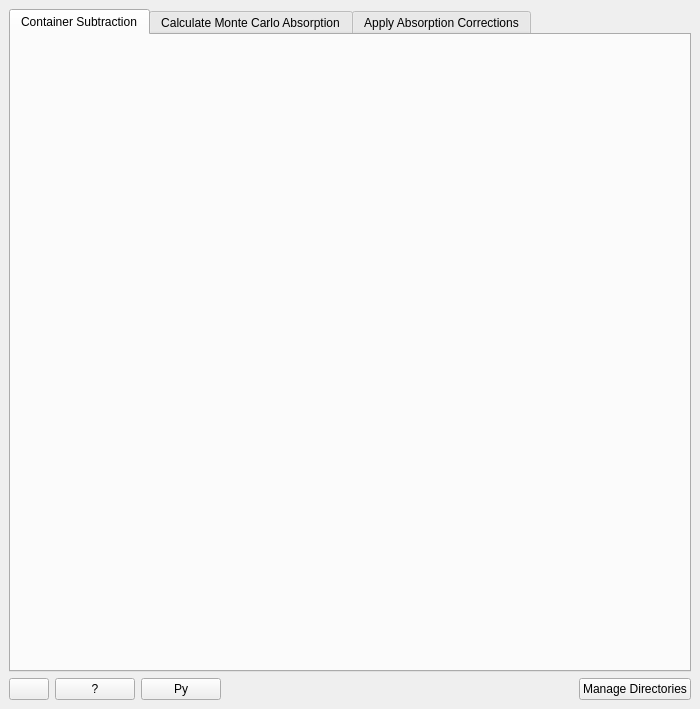
Before: the Qt Designer form qt/scientific_interfaces/Inelastic/Corrections/Corrections.ui in mantidproject/mantid, drawn with Qt 5.
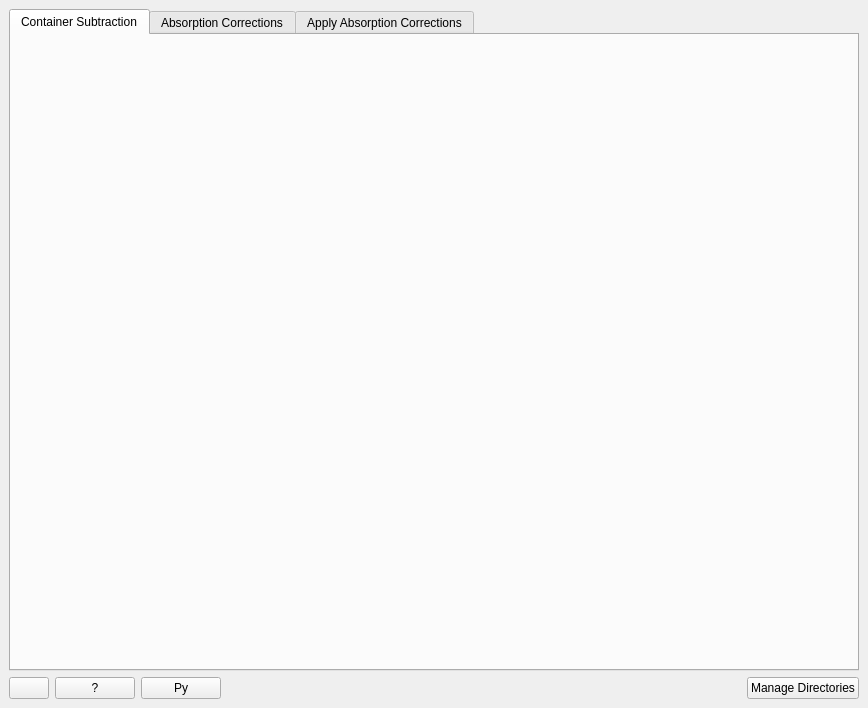
After: the same form once the commit is applied.

The edit to the form file:
```diff
--- a/qt/scientific_interfaces/Inelastic/Corrections/Corrections.ui
+++ b/qt/scientific_interfaces/Inelastic/Corrections/Corrections.ui
@@ -6,8 +6,8 @@
    <rect>
     <x>0</x>
     <y>0</y>
-    <width>700</width>
-    <height>709</height>
+    <width>868</width>
+    <height>708</height>
    </rect>
   </property>
   <property name="windowTitle">
@@ -20,6 +20,12 @@
       <property name="enabled">
        <bool>true</bool>
       </property>
+      <property name="sizePolicy">
+       <sizepolicy hsizetype="Expanding" vsizetype="Expanding">
+        <horstretch>0</horstretch>
+        <verstretch>0</verstretch>
+       </sizepolicy>
+      </property>
       <property name="tabShape">
        <enum>QTabWidget::Rounded</enum>
       </property>
@@ -33,7 +39,7 @@
       </widget>
       <widget class="QWidget" name="tabAbsorptionCorrections">
        <attribute name="title">
-        <string>Calculate Monte Carlo Absorption</string>
+        <string>Absorption Corrections</string>
        </attribute>
       </widget>
       <widget class="QWidget" name="tabApplyAbsorptionCorrections">
```
Left out of the diff: 1 changed line with no effect on the pictures.
